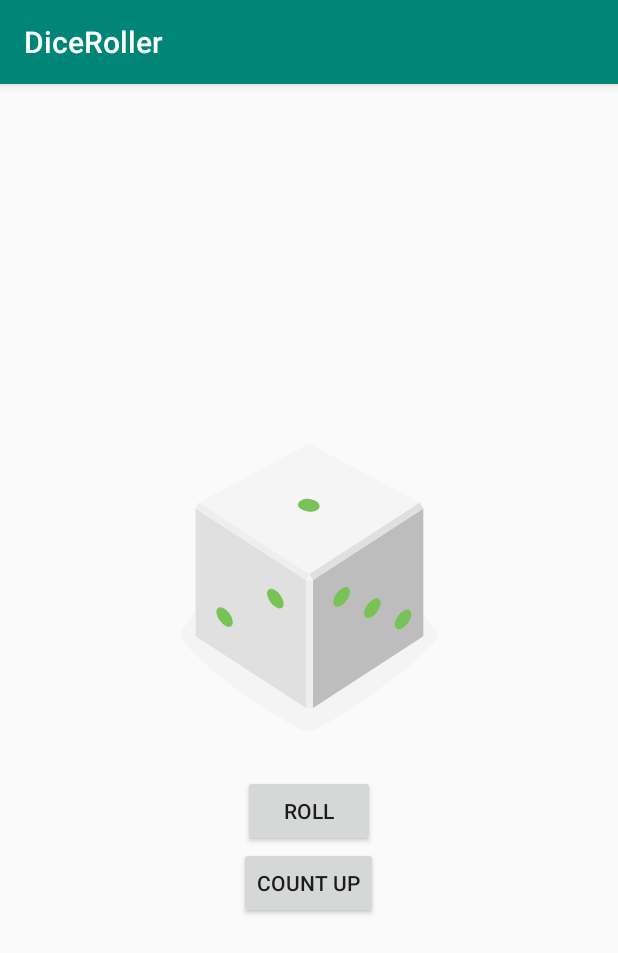
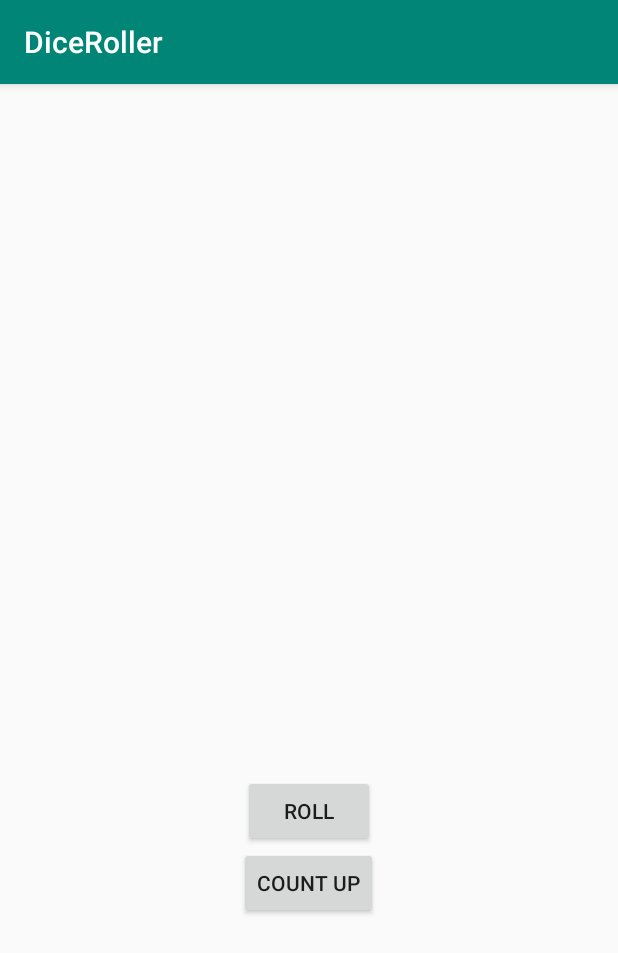
Before and after one commit to thozh/DiceRoller, an Android app: the screen it shows after launch (MainActivity), on a phone screen of 412 x 824 dp. Shown: the top 953 px of the screen. Run offline under Robolectric (Android 15) with nearby library versions, the phone set to English and light mode, and no system bars.

```diff
--- a/app/src/main/java/com/example/diceroller/MainActivity.kt
+++ b/app/src/main/java/com/example/diceroller/MainActivity.kt
@@ -9,12 +9,15 @@ import android.widget.Toast
 
 class MainActivity : AppCompatActivity() {
 
+    lateinit var diceImage: ImageView
+
     override fun onCreate(savedInstanceState: Bundle?) {
         super.onCreate(savedInstanceState)
         setContentView(R.layout.activity_main)
 
         val rollButton: Button = findViewById(R.id.roll_button)
         val countUpButton: Button = findViewById(R.id.count_up_button)
+        diceImage = findViewById(R.id.dice_image)
 
         rollButton.setOnClickListener{rollDice()}
         countUpButton.setOnClickListener{countUp()}
@@ -23,8 +26,6 @@ class MainActivity : AppCompatActivity() {
     private fun rollDice(){
         val randomInt = (1..6).random()
         Toast.makeText(this, "button clicked, random int : " + randomInt.toString(), Toast.LENGTH_SHORT).show()
-
-        val diceImage: ImageView = findViewById(R.id.dice_image)
 
         val drawableResource = when (randomInt) {
             1 -> R.drawable.dice_1
--- a/app/src/main/res/layout/activity_main.xml
+++ b/app/src/main/res/layout/activity_main.xml
@@ -22,7 +22,9 @@
         android:layout_width="wrap_content"
         android:layout_height="wrap_content"
         android:layout_gravity="center_horizontal"
-        android:src="@drawable/dice_1" />
+        android:src="@drawable/empty_dice"
+        tools:src="@drawable/dice_1"
+        />
 
     <Button
         android:id="@+id/roll_button"
```
